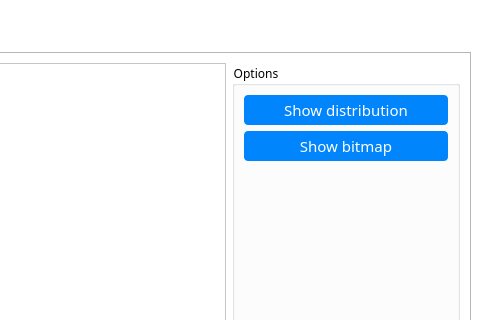
Above: MainWindow.ui from rialbat/IBMqRNG before the change; both pictures show x 499 to 979 and y 0 to 320 of the 979 by 486 pixel window. Below: the same form after it.
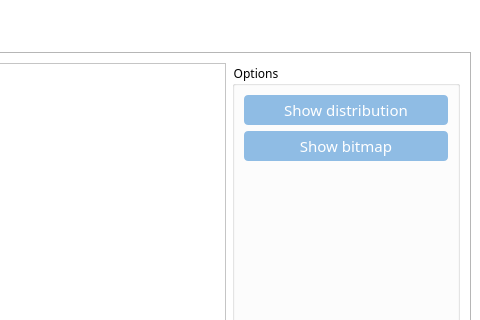
That is the form after the change. The open tabs and pages were chosen to show the change. Icons and pictures are not drawn. Custom widgets are drawn as their Qt base class.

Diff of the .ui file:
```diff
--- a/MainWindow.ui
+++ b/MainWindow.ui
@@ -569,6 +569,9 @@
               <layout class="QVBoxLayout" name="verticalLayout_5">
                <item>
                 <widget class="QPushButton" name="distribPushButton">
+                 <property name="enabled">
+                  <bool>false</bool>
+                 </property>
                  <property name="minimumSize">
                   <size>
                    <width>204</width>
@@ -588,6 +591,9 @@
                </item>
                <item>
                 <widget class="QPushButton" name="bitmapPushButton">
+                 <property name="enabled">
+                  <bool>false</bool>
+                 </property>
                  <property name="minimumSize">
                   <size>
                    <width>204</width>
```
